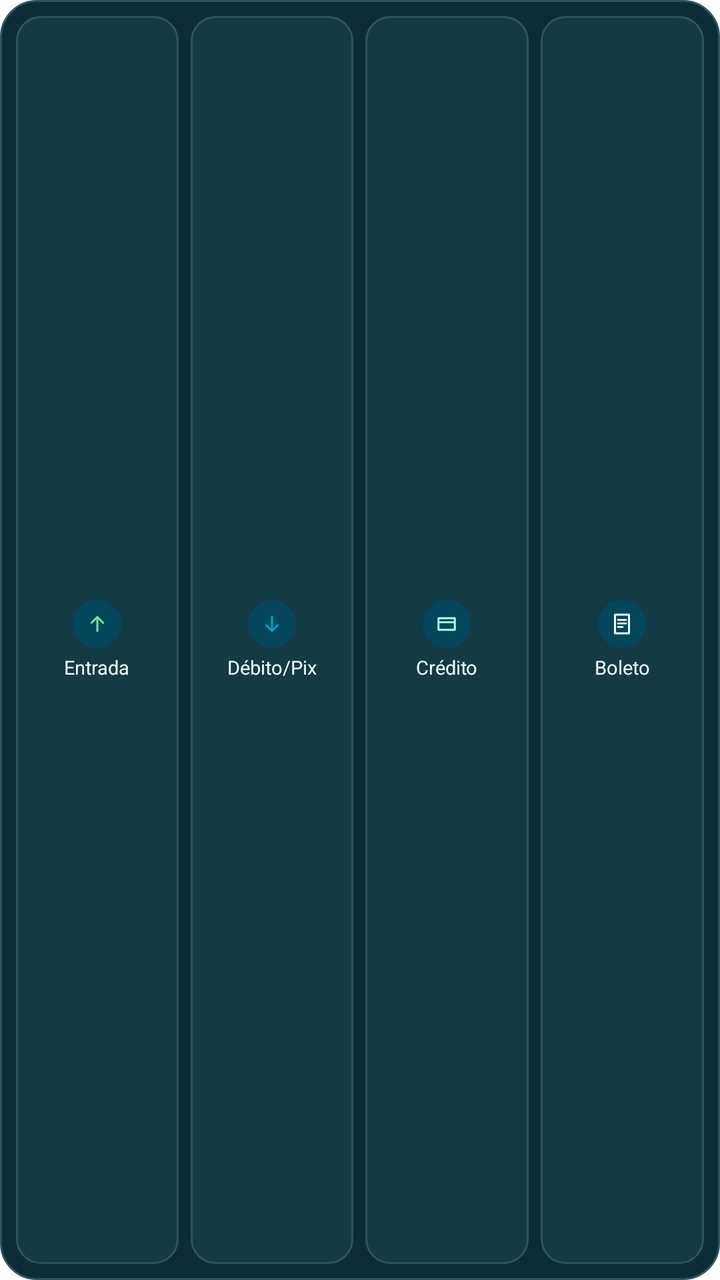
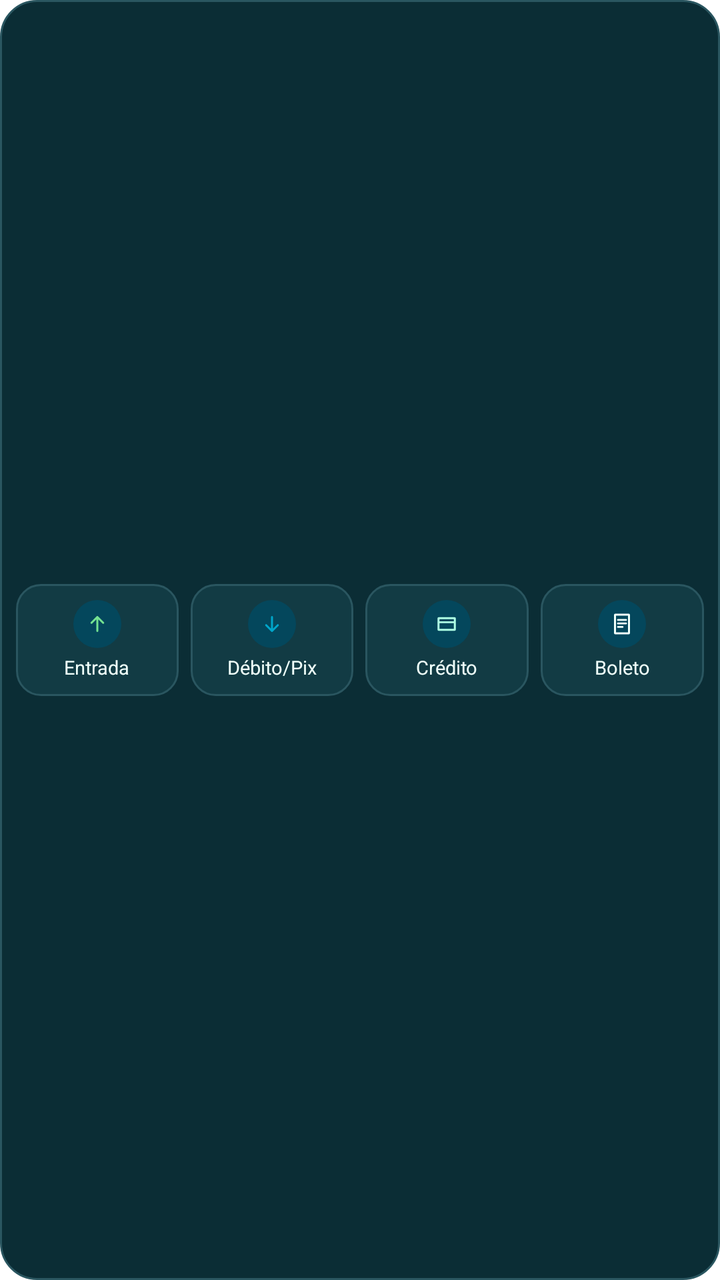

Compare the two renders of this Android layout. The source of the first and the diff that turns it into the second are given below.
<!-- AndroidManifest.xml: fallback theme Theme.MaterialComponents.DayNight.NoActionBar -->
<!-- res/layout/grana_central_widget.xml -->
<?xml version="1.0" encoding="utf-8"?>
<LinearLayout xmlns:android="http://schemas.android.com/apk/res/android"
    android:id="@+id/grana_central_raiz"
    android:layout_width="match_parent"
    android:layout_height="match_parent"
    android:background="@drawable/grana_widget_card"
    android:orientation="horizontal"
    android:gravity="center_vertical"
    android:padding="8dp">

  <LinearLayout
      android:id="@+id/grana_central_entrada"
      android:layout_width="0dp"
      android:layout_height="match_parent"
      android:layout_weight="1"
      android:orientation="vertical"
      android:gravity="center"
      android:background="@drawable/grana_widget_acao">
    <ImageView
        android:layout_width="24dp"
        android:layout_height="24dp"
        android:background="@drawable/grana_widget_selo"
        android:src="@drawable/ic_grana_widget_entrada"
        android:padding="5dp"
        android:scaleType="centerInside" />
    <TextView
        android:layout_width="wrap_content"
        android:layout_height="wrap_content"
        android:layout_marginTop="3dp"
        android:text="@string/grana_central_entrada"
        android:textColor="@color/grana_widget_texto"
        android:textSize="9.5sp"
        android:maxLines="1"
        android:ellipsize="end" />
  </LinearLayout>

  <LinearLayout
      android:id="@+id/grana_central_saida"
      android:layout_width="0dp"
      android:layout_height="match_parent"
      android:layout_weight="1"
      android:layout_marginStart="6dp"
      android:orientation="vertical"
      android:gravity="center"
      android:background="@drawable/grana_widget_acao">
    <ImageView
        android:layout_width="24dp"
        android:layout_height="24dp"
        android:background="@drawable/grana_widget_selo"
        android:src="@drawable/ic_grana_widget_saida"
        android:padding="5dp"
        android:scaleType="centerInside" />
    <TextView
        android:layout_width="wrap_content"
        android:layout_height="wrap_content"
        android:layout_marginTop="3dp"
        android:text="@string/grana_central_saida"
        android:textColor="@color/grana_widget_texto"
        android:textSize="9.5sp"
        android:maxLines="1"
        android:ellipsize="end" />
  </LinearLayout>

  <LinearLayout
      android:id="@+id/grana_central_credito"
      android:layout_width="0dp"
      android:layout_height="match_parent"
      android:layout_weight="1"
      android:layout_marginStart="6dp"
      android:orientation="vertical"
      android:gravity="center"
      android:background="@drawable/grana_widget_acao">
    <ImageView
        android:layout_width="24dp"
        android:layout_height="24dp"
        android:background="@drawable/grana_widget_selo"
        android:src="@drawable/ic_grana_widget_credito"
        android:padding="5dp"
        android:scaleType="centerInside" />
    <TextView
        android:layout_width="wrap_content"
        android:layout_height="wrap_content"
        android:layout_marginTop="3dp"
        android:text="@string/grana_central_credito"
        android:textColor="@color/grana_widget_texto"
        android:textSize="9.5sp"
        android:maxLines="1"
        android:ellipsize="end" />
  </LinearLayout>

  <LinearLayout
      android:id="@+id/grana_central_boleto"
      android:layout_width="0dp"
      android:layout_height="match_parent"
      android:layout_weight="1"
      android:layout_marginStart="6dp"
      android:orientation="vertical"
      android:gravity="center"
      android:background="@drawable/grana_widget_acao">
    <ImageView
        android:layout_width="24dp"
        android:layout_height="24dp"
        android:background="@drawable/grana_widget_selo"
        android:src="@drawable/ic_grana_widget_boleto"
        android:padding="5dp"
        android:scaleType="centerInside" />
    <TextView
        android:layout_width="wrap_content"
        android:layout_height="wrap_content"
        android:layout_marginTop="3dp"
        android:text="@string/grana_central_boleto"
        android:textColor="@color/grana_widget_texto"
        android:textSize="9.5sp"
        android:maxLines="1"
        android:ellipsize="end" />
  </LinearLayout>
</LinearLayout>
<!-- resources referenced by this layout -->
<resources>
  <color name="grana_widget_texto">#EFFFFA</color>
  <!-- drawable grana_widget_acao (drawable) -->
  <?xml version="1.0" encoding="utf-8"?>
  <shape xmlns:android="http://schemas.android.com/apk/res/android" android:shape="rectangle">
    <solid android:color="@color/grana_widget_superficie_alta" />
    <stroke android:width="1dp" android:color="@color/grana_widget_regra" />
    <corners android:radius="12dp" />
  </shape>
  <!-- drawable grana_widget_card (drawable) -->
  <?xml version="1.0" encoding="utf-8"?>
  <shape xmlns:android="http://schemas.android.com/apk/res/android" android:shape="rectangle">
    <solid android:color="@color/grana_widget_superficie" />
    <stroke android:width="1dp" android:color="@color/grana_widget_regra" />
    <corners android:radius="18dp" />
  </shape>
  <!-- drawable grana_widget_selo (drawable) -->
  <shape xmlns:android="http://schemas.android.com/apk/res/android" android:shape="oval">
    <solid android:color="@color/grana_widget_selo" />
  </shape>
  <!-- drawable ic_grana_widget_boleto (drawable) -->
  <vector xmlns:android="http://schemas.android.com/apk/res/android" android:width="20dp" android:height="20dp" android:viewportWidth="24" android:viewportHeight="24">
    <path android:fillColor="@android:color/transparent" android:strokeColor="@color/grana_widget_texto" android:strokeWidth="1.6" android:strokeLineCap="round" android:strokeLineJoin="round" android:pathData="M6,4h12v16h-12zM8.5,8.5h7M8.5,11.5h7M8.5,14.5h4" />
  </vector>
  <!-- drawable ic_grana_widget_credito (drawable) -->
  <vector xmlns:android="http://schemas.android.com/apk/res/android" android:width="20dp" android:height="20dp" android:viewportWidth="24" android:viewportHeight="24">
    <path android:fillColor="@android:color/transparent" android:strokeColor="@color/grana_widget_menta" android:strokeWidth="1.6" android:strokeLineJoin="round" android:strokeLineCap="round" android:pathData="M5,7h14v10h-14zM5,10.5h14" />
  </vector>
  <!-- drawable ic_grana_widget_entrada (drawable) -->
  <vector xmlns:android="http://schemas.android.com/apk/res/android" android:width="20dp" android:height="20dp" android:viewportWidth="24" android:viewportHeight="24">
    <path android:fillColor="@android:color/transparent" android:strokeColor="@color/grana_widget_entrada" android:strokeWidth="1.7" android:strokeLineCap="round" android:strokeLineJoin="round" android:pathData="M12,18V6M7,11L12,6L17,11" />
  </vector>
  <!-- drawable ic_grana_widget_saida (drawable) -->
  <vector xmlns:android="http://schemas.android.com/apk/res/android" android:width="20dp" android:height="20dp" android:viewportWidth="24" android:viewportHeight="24">
    <path android:fillColor="@android:color/transparent" android:strokeColor="@color/grana_widget_saida" android:strokeWidth="1.7" android:strokeLineCap="round" android:strokeLineJoin="round" android:pathData="M12,6V18M7,13L12,18L17,13" />
  </vector>
  <string name="grana_central_boleto">Boleto</string>
  <string name="grana_central_credito">Crédito</string>
  <string name="grana_central_entrada">Entrada</string>
  <string name="grana_central_saida">Débito/Pix</string>
  <color name="grana_widget_superficie_alta">#123B44</color>
  <color name="grana_widget_regra">#2A5660</color>
  <color name="grana_widget_superficie">#0B2D35</color>
  <color name="grana_widget_selo">#04475C</color>
  <color name="grana_widget_menta">#AEFFE3</color>
  <color name="grana_widget_entrada">#74E291</color>
  <color name="grana_widget_saida">#00A6CA</color>
</resources>

<!-- the commit's change to res/layout/grana_central_widget.xml (unified diff, before → after) -->
@@ -2,7 +2,7 @@
 <LinearLayout xmlns:android="http://schemas.android.com/apk/res/android"
     android:id="@+id/grana_central_raiz"
     android:layout_width="match_parent"
-    android:layout_height="match_parent"
+    android:layout_height="56dp"
     android:background="@drawable/grana_widget_card"
     android:orientation="horizontal"
     android:gravity="center_vertical"
@@ -11,7 +11,7 @@
   <LinearLayout
       android:id="@+id/grana_central_entrada"
       android:layout_width="0dp"
-      android:layout_height="match_parent"
+      android:layout_height="56dp"
       android:layout_weight="1"
       android:orientation="vertical"
       android:gravity="center"
@@ -37,7 +37,7 @@
   <LinearLayout
       android:id="@+id/grana_central_saida"
       android:layout_width="0dp"
-      android:layout_height="match_parent"
+      android:layout_height="56dp"
       android:layout_weight="1"
       android:layout_marginStart="6dp"
       android:orientation="vertical"
@@ -64,7 +64,7 @@
   <LinearLayout
       android:id="@+id/grana_central_credito"
       android:layout_width="0dp"
-      android:layout_height="match_parent"
+      android:layout_height="56dp"
       android:layout_weight="1"
       android:layout_marginStart="6dp"
       android:orientation="vertical"
@@ -91,7 +91,7 @@
   <LinearLayout
       android:id="@+id/grana_central_boleto"
       android:layout_width="0dp"
-      android:layout_height="match_parent"
+      android:layout_height="56dp"
       android:layout_weight="1"
       android:layout_marginStart="6dp"
       android:orientation="vertical"
